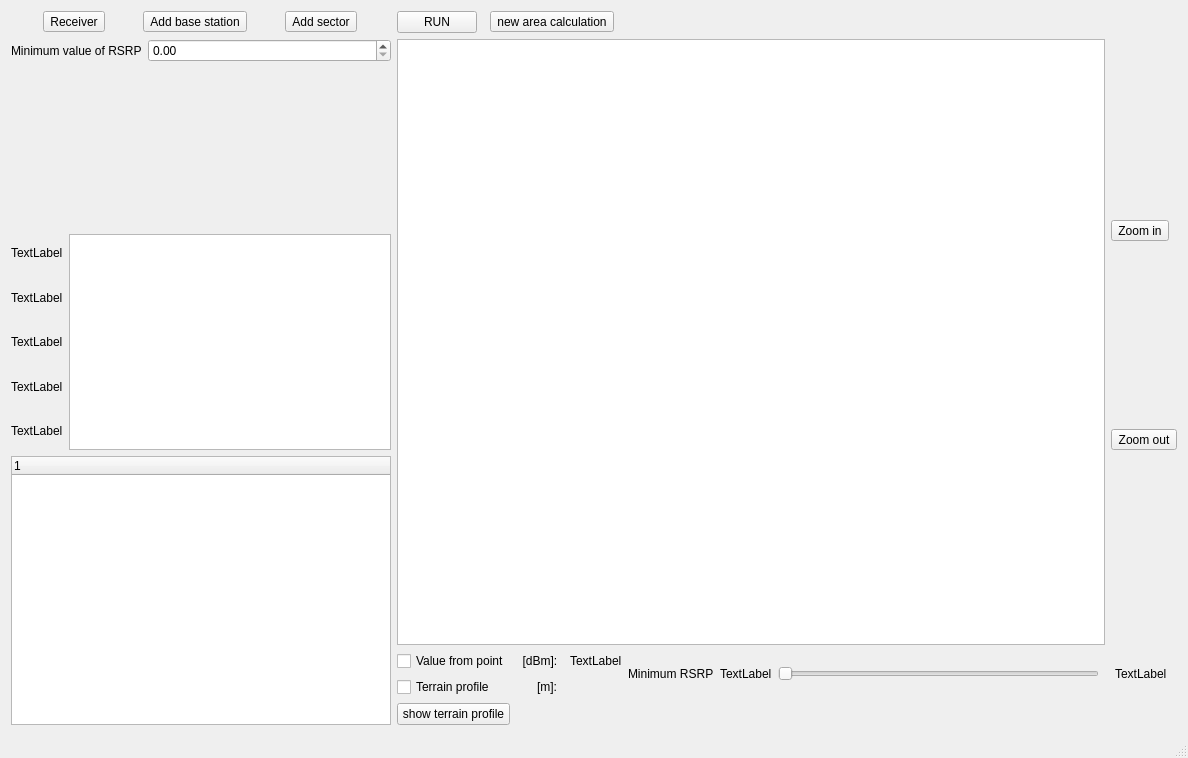
Old version of the form mainwindow.ui in the repository Berlisia/RSRPCalclulator.
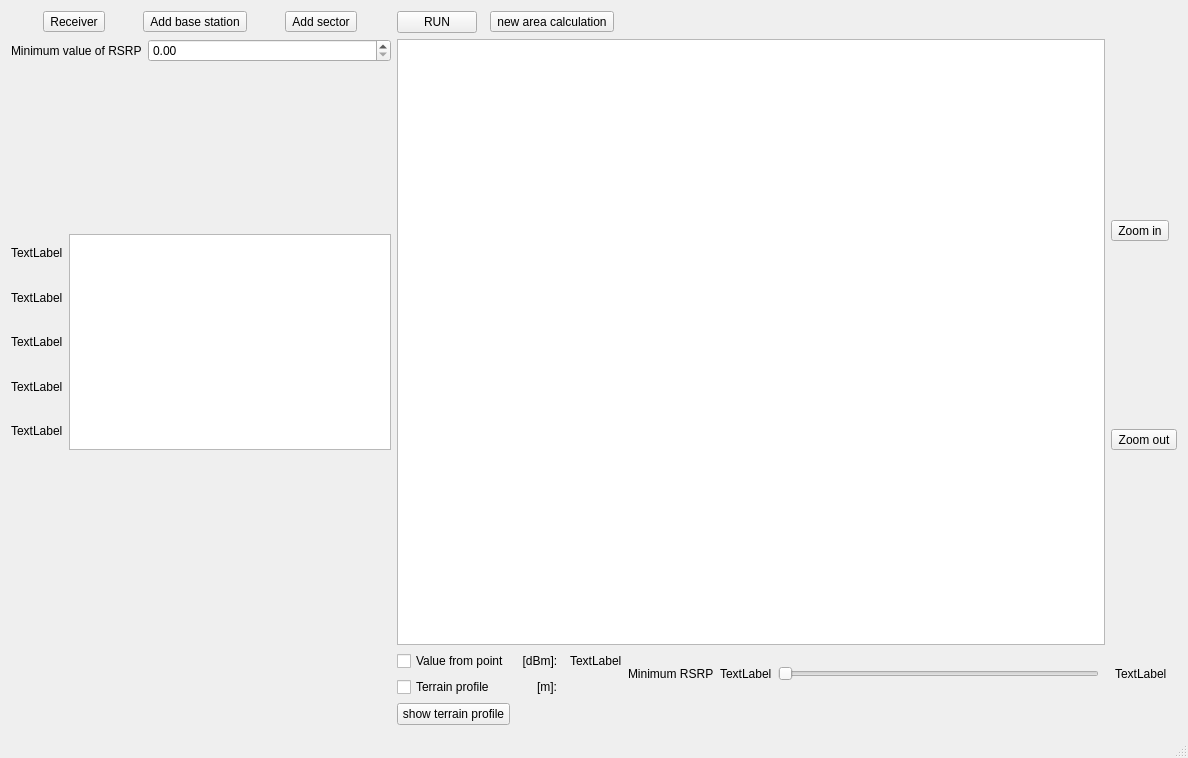
New version of the form.

Commit message: Delete tree view

```diff
--- a/mainwindow.ui
+++ b/mainwindow.ui
@@ -167,17 +167,7 @@
      </widget>
     </item>
     <item row="4" column="0" rowspan="3" colspan="2">
-     <layout class="QHBoxLayout" name="horizontalLayout">
-      <item>
-       <widget class="QTreeWidget" name="treeWidget">
-        <column>
-         <property name="text">
-          <string notr="true">1</string>
-         </property>
-        </column>
-       </widget>
-      </item>
-     </layout>
+     <layout class="QHBoxLayout" name="horizontalLayout"/>
     </item>
     <item row="5" column="2" colspan="2">
      <layout class="QVBoxLayout" name="verticalLayout_3">
```
Left out of the diff: 2 changed lines with no effect on the pictures. The commit also changes 10 other files.
